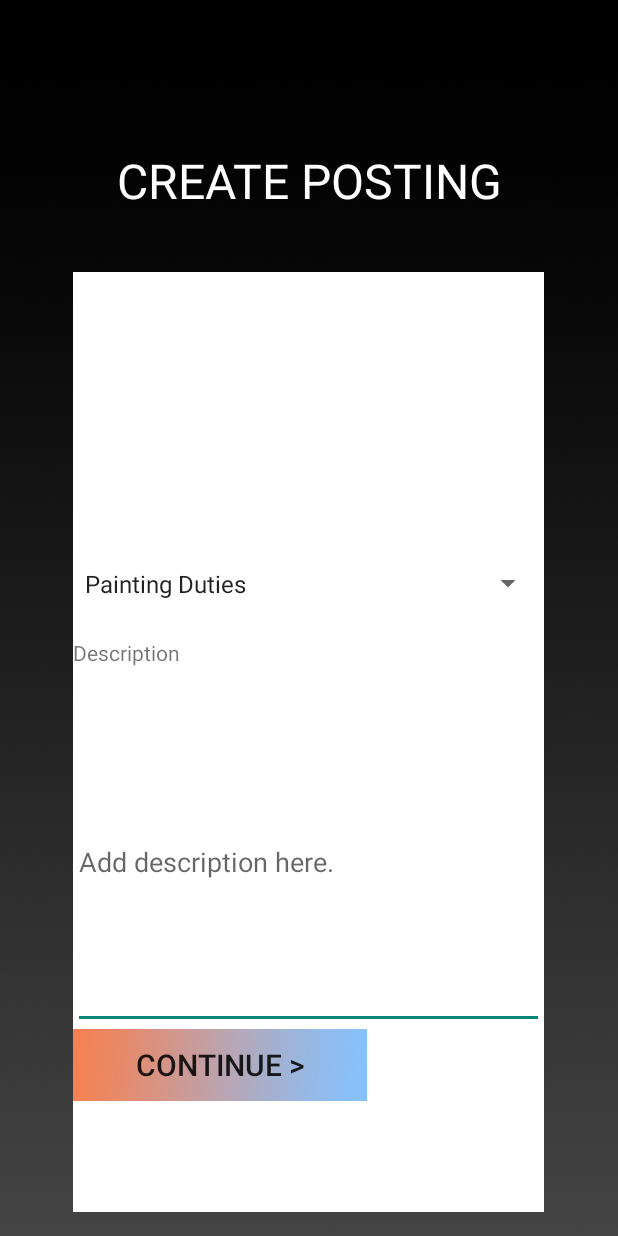
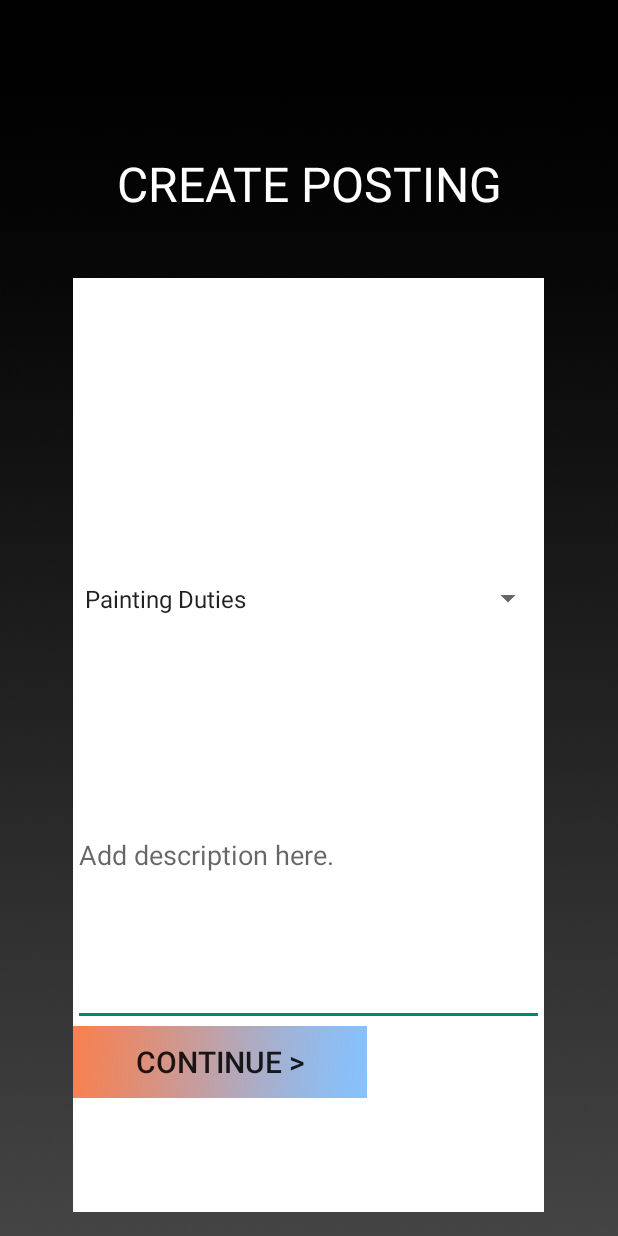
Before and after one commit to maeghtesadi/mCommonjobsOreo, an Android app: the CreateJobPostAcitvity screen opened directly, with no data from a screen before it, on a phone screen of 412 x 824 dp. Run offline under Robolectric (Android 15) with nearby library versions, the phone set to English and light mode, and no system bars.

Commit message:
modified Job Posting layout, got rid of redundent textview

```diff
--- a/app/src/main/res/layout/activity_create_job_post_acitvity.xml
+++ b/app/src/main/res/layout/activity_create_job_post_acitvity.xml
@@ -111,12 +111,7 @@
                         android:layout_height="wrap_content"
                         android:layout_weight="10">
 
-                        <TextView
-                            android:text="Description"
-                            android:layout_width="match_parent"
-                            android:layout_height="match_parent"
-                            android:id="@+id/textView"
-                            android:isScrollContainer="false" />
+
 
                     </LinearLayout>
 
```
